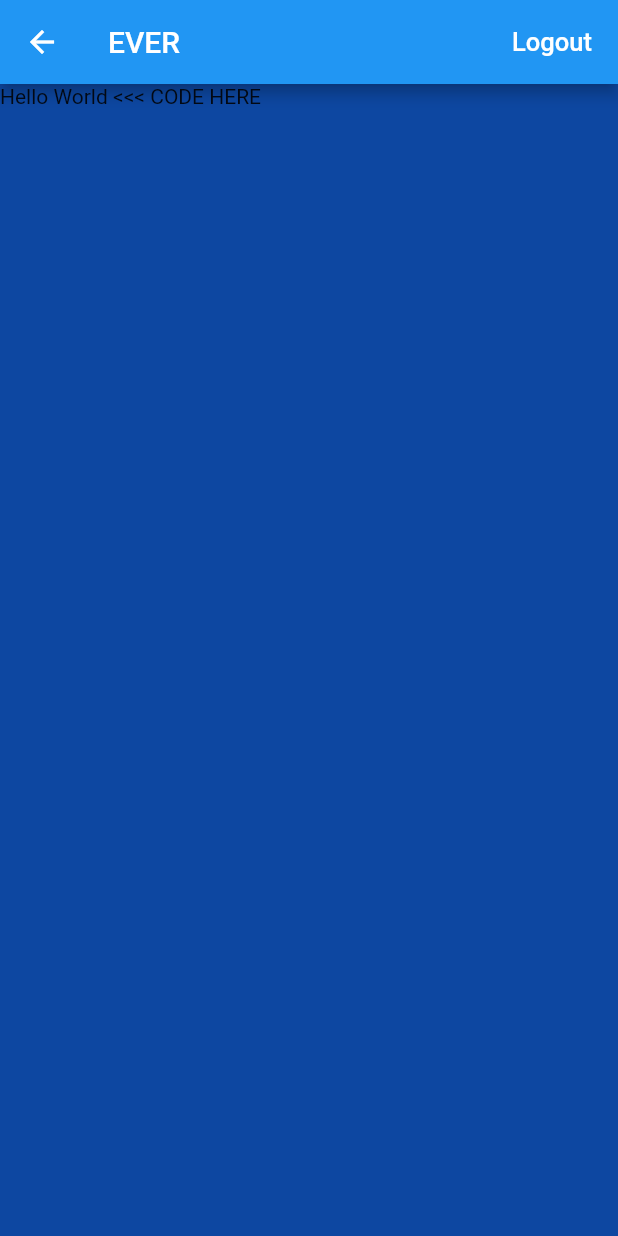
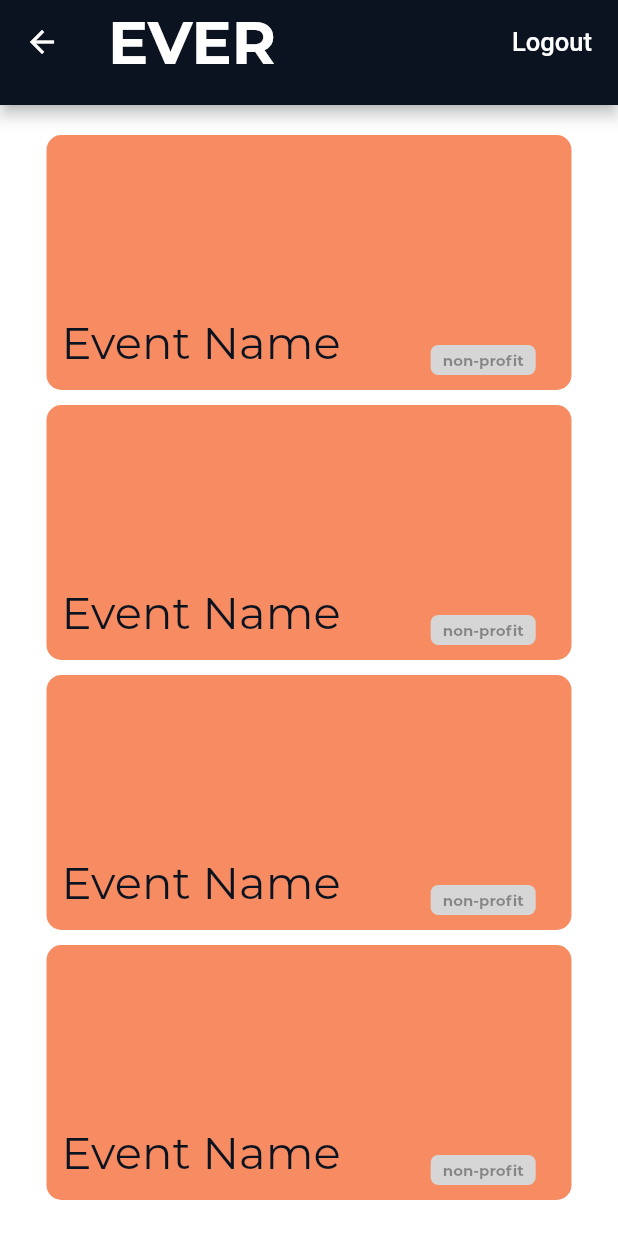
Before and after one commit to KevinYobeth/Ever, a Flutter app: the HomePage screen opened directly, on a phone screen of 412 x 824 dp. Run offline on Flutter 3.47's test engine with Material 2 defaults, Android fonts, the phone set to English and light mode, and no system bars; our stand-ins replace firebase_auth, firebase_database; accounts and stored records are empty.

Commit message:
[Mesyella] Home page update appBar and event card

```diff
--- a/lib/pages/home_page.dart
+++ b/lib/pages/home_page.dart
@@ -2,6 +2,8 @@ import 'package:flutter/material.dart';
 import 'package:Ever/services/authentication.dart';
 import 'package:firebase_database/firebase_database.dart';
 import 'package:Ever/models/todo.dart';
+import 'package:Ever/template/colors.dart';
+import 'package:Ever/template/eventCard.dart';
 import 'dart:async';
 
 class HomePage extends StatefulWidget {
@@ -40,14 +42,18 @@ class _HomePageState extends State<HomePage> {
   @override
   Widget build(BuildContext context) {
     return new Scaffold(
-      appBar: new AppBar(
-        title: new Text('EVER'),
-        actions: <Widget>[
-          new FlatButton(
+      appBar: PreferredSize(
+        preferredSize: Size.fromHeight(70),
+        child: AppBar(
+          backgroundColor: darkBackgroundColor,
+          title: new Text('EVER', style: TextStyle(fontFamily: 'Montserrat', color: white, fontSize: 40, fontWeight: FontWeight.bold),),
+          actions: <Widget>[
+            new FlatButton(
               child: new Text('Logout',
-                  style: new TextStyle(fontSize: 17.0, color: Colors.white)),
-              onPressed: signOut)
+              style: new TextStyle(fontSize: 17.0, color: Colors.white)),
+              onPressed: signOut),
         ],
+      ),
       ),
       body: home(),
     );
@@ -63,8 +69,24 @@ class _homeState extends State<home> {
   @override
   Widget build(BuildContext context) {
     return Scaffold(
-      backgroundColor: Colors.blue[900],
-      body: Text('Hello World <<< CODE HERE'),
+      backgroundColor: white,
+      body: Container(
+        child: Padding(
+          padding: const EdgeInsets.fromLTRB(0,20,0,0),
+          child: Center(
+            child: Column(
+              children: <Widget>[
+                FlatButton(child: eventCard(eventName: 'Event Name', category: 'non-profit')),
+                FlatButton(child: eventCard(eventName: 'Event Name', category: 'non-profit')),
+                FlatButton(child: eventCard(eventName: 'Event Name', category: 'non-profit')),
+                FlatButton(child: eventCard(eventName: 'Event Name', category: 'non-profit')),
+              ],
+            ),
+          ),
+        ),
+
+      )
+
     );
   }
 }
--- /dev/null
+++ b/lib/template/eventCard.dart
@@ -0,0 +1,49 @@
+import 'package:flutter/material.dart';
+import 'package:Ever/template/colors.dart';
+
+
+class eventCard extends StatelessWidget {
+
+  final String eventName;
+  final String category;
+  eventCard({this.eventName, this.category});
+
+  @override
+  Widget build(BuildContext context) {
+    return Column(
+      children: <Widget>[
+        Container(
+          child: Row(
+            crossAxisAlignment: CrossAxisAlignment.start,
+            children: <Widget>[
+              Padding(
+                padding: const EdgeInsets.fromLTRB(10,120,0,0),
+                child: Text("$eventName", style: TextStyle(color: darkBackgroundColor,fontSize: 30, fontFamily: 'Montserrat'),),
+              ),
+              Padding(
+                padding: const EdgeInsets.fromLTRB(60,140,0,0),
+                child: Container(
+                  child: Center(child: Text("$category", style: TextStyle(fontSize: 10, fontFamily: 'Montserrat', fontWeight: FontWeight.bold),)),
+                  width: 70,
+                  height: 20,
+                  decoration: BoxDecoration(
+                    color: gray,
+                    borderRadius: BorderRadius.circular(5),
+                  ),
+                ),
+              )
+            ],
+          ),
+
+          width: 350,
+          height: 170,
+          decoration: BoxDecoration(
+            color: orange,
+            borderRadius: BorderRadius.circular(10),
+          ),
+        ),
+        SizedBox(height: 10)
+      ],
+    );
+  }
+}
```
Also changed, not shown: 3 other files.
